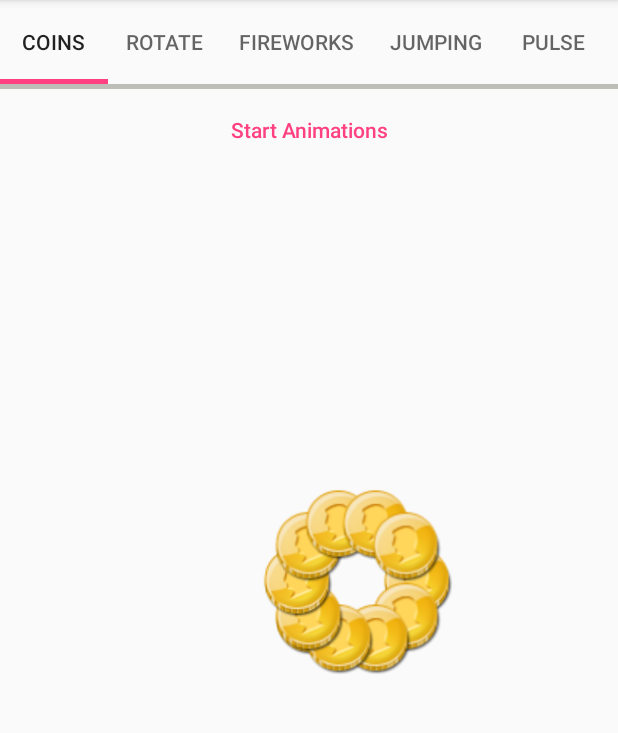
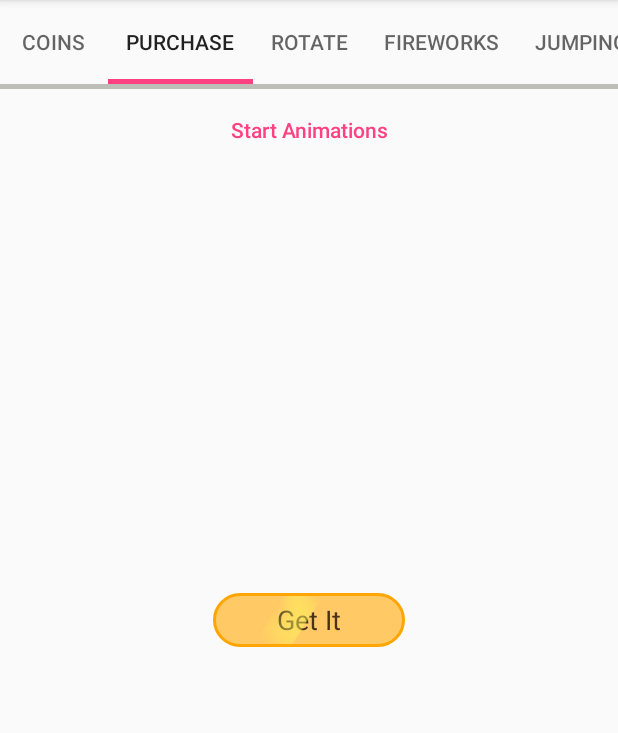
Before and after one commit to graviton57/AnimationExample, an Android app: the screen it shows after launch (MainActivity), after a tap on "Start Animations", on a phone screen of 412 x 824 dp, the part 84-817 px from its top. Run offline under Robolectric (Android 15) with nearby library versions, the phone set to English and light mode, and no system bars.

Commit message:
add animate RayLightLeft

```diff
--- a/app/src/main/java/com/havrylyuk/animationexample/MainActivity.java
+++ b/app/src/main/java/com/havrylyuk/animationexample/MainActivity.java
@@ -52,6 +52,7 @@ public class MainActivity extends AppCompatActivity {
     private void populateData() {
         ArrayList<AnimationItem> data = new ArrayList<>();
         data.add(new AnimationItem(AnimationType.MOVE_COINS,"Coins"));
+        data.add(new AnimationItem(AnimationType.PURCHASE,"Purchase"));
         data.add(new AnimationItem(AnimationType.ROTATE,"Rotate"));
         data.add(new AnimationItem(AnimationType.FIREWORK,"Fireworks"));
         data.add(new AnimationItem(AnimationType.JUMPING,"Jumping"));
--- a/app/src/main/java/com/havrylyuk/animationexample/animation/AnimationsUtil.java
+++ b/app/src/main/java/com/havrylyuk/animationexample/animation/AnimationsUtil.java
@@ -23,10 +23,18 @@ import android.widget.ImageView;
 public class AnimationsUtil {
 
 
-    private static final long SHOW_DELAY_LONG = 500;
+    private static final long SHOW_DURATION_FINGLE = 300;
     private static final long SHOW_DURATION_SHORT = 1200;
+
+    private static final long JUMP_SHOW_DURATION = 400;
     private static final long JUMP_DURATION_TIME = 1200;
+    private static final long JUMP_DURATION_SCALE = 100;
+
+
+    private static final long JUMP_DURATION_RAY = 1500;
+
     private static final long REWARD_TODAY_DURATION = 800;
+
 
     private static int getDisplayHeight(View view) {
         return view.getContext().getResources().getDisplayMetrics().heightPixels;
@@ -53,19 +61,19 @@ public class AnimationsUtil {
 
     public static AnimatorSet jumpOne(final View view) {
         AnimatorSet downSet = new AnimatorSet();
-        downSet.setDuration(100)
+        downSet.setDuration(JUMP_DURATION_SCALE)
                 .playTogether(ObjectAnimator.ofFloat(view, View.SCALE_Y, 1.0f, 0.9f));
         AnimatorSet decompressSet = new AnimatorSet();
-        decompressSet.setDuration(100)
+        decompressSet.setDuration(JUMP_DURATION_SCALE)
                 .playTogether(ObjectAnimator.ofFloat(view, View.SCALE_Y, 0.9f, 1.0f));
         AnimatorSet toNormalSet = new AnimatorSet();
         toNormalSet.setDuration(JUMP_DURATION_TIME)
                 .playTogether(ObjectAnimator.ofFloat(view, View.SCALE_Y, 1.0f, 1.0f));
         AnimatorSet moveUpSet = new AnimatorSet();
-        moveUpSet.setDuration(400)
+        moveUpSet.setDuration(JUMP_SHOW_DURATION)
                 .playTogether(ObjectAnimator.ofFloat(view, "translationY", -8f));
         AnimatorSet moveNormalSet = new AnimatorSet();
-        moveNormalSet.setDuration(400)
+        moveNormalSet.setDuration(JUMP_SHOW_DURATION)
                 .playTogether(ObjectAnimator.ofFloat(view, "translationY", 8f));
         AnimatorSet animatorSet = new AnimatorSet();
         animatorSet.addListener(baseAnimationListener(view));
@@ -86,7 +94,8 @@ public class AnimationsUtil {
         }
     }
 
-    private static void coinsAnimation(final AnimatedImage view, final int delay , final int radius ) {
+    private static void coinsAnimation(final AnimatedImage view, final int delay ,
+                                       final int radius ) {
         double angleInDegrees = delay * 0.36;
         float x = (float) (radius * Math.cos(angleInDegrees * Math.PI / 180F))
                 + getDisplayWight(view)/2 ;
@@ -138,18 +147,16 @@ public class AnimationsUtil {
     }
 
     public static void animateRayLightLeft(final View imageView ) {
-        if (imageView != null) {
             final AnimatorSet set = new AnimatorSet();
             AnimatorSet moveLeftSet = new AnimatorSet(); //move left
             ObjectAnimator move = ObjectAnimator.ofFloat(imageView, View.TRANSLATION_X, -32.0f, 122);
             move.setRepeatCount(ValueAnimator.INFINITE);
             ObjectAnimator hide = ObjectAnimator.ofFloat(imageView, View.ALPHA, 1.0f, 0.3f);//hide
             hide.setRepeatCount(ValueAnimator.INFINITE);
-            moveLeftSet.setDuration(1500).playTogether(move, hide);
+            moveLeftSet.setDuration(JUMP_DURATION_RAY).playTogether(move, hide);
             set.playSequentially(moveLeftSet);
             set.addListener(baseAnimationListener(imageView));
             set.start();
-        }
     }
 
     public static void rotateAnim(final View view) {
@@ -187,11 +194,12 @@ public class AnimationsUtil {
     }
 
     public static void animateFingle(final ImageView imageView) {
-        final ObjectAnimator scalePulse = ObjectAnimator.ofPropertyValuesHolder(imageView,
+        final ObjectAnimator scalePulse =
+                ObjectAnimator.ofPropertyValuesHolder(imageView,
                 PropertyValuesHolder.ofFloat("scaleX", 0.8f),
                 PropertyValuesHolder.ofFloat("scaleY", 0.8f));
         scalePulse.setRepeatCount(ValueAnimator.INFINITE);
-        scalePulse.setDuration(350);
+        scalePulse.setDuration(SHOW_DURATION_FINGLE);
         scalePulse.setRepeatMode(ObjectAnimator.REVERSE);
         scalePulse.addListener(new AnimatorListenerAdapter() {
             @Override
--- a/app/src/main/java/com/havrylyuk/animationexample/fragment/AnimationFragment.java
+++ b/app/src/main/java/com/havrylyuk/animationexample/fragment/AnimationFragment.java
@@ -7,6 +7,9 @@ import android.view.LayoutInflater;
 import android.view.View;
 import android.view.ViewGroup;
 import android.widget.Button;
+import android.widget.FrameLayout;
+import android.widget.ImageView;
+import android.widget.Toast;
 
 import com.havrylyuk.animationexample.animation.AnimatedImage;
 import com.havrylyuk.animationexample.model.AnimationType;
@@ -24,6 +27,8 @@ public class AnimationFragment extends Fragment {
     private static final String ARG_ITEM_ID = "ARG_ITEM_ID";
     private AnimationType animType;
     private  AnimatedImage animateView;
+    private FrameLayout buttonLayout;
+    private ImageView rayLayout;
 
     public static AnimationFragment getInstance(int itemId) {
         Bundle args = new Bundle();
@@ -47,6 +52,16 @@ public class AnimationFragment extends Fragment {
 
     private void initUI (View rootView) {
         animateView = ( AnimatedImage) rootView.findViewById(R.id.animate_image);
+        buttonLayout = (FrameLayout) rootView.findViewById(R.id.get_it_layout);
+        rayLayout = (ImageView) rootView.findViewById(R.id.blink_image);
+        if (buttonLayout != null) {
+            buttonLayout.setOnClickListener(new View.OnClickListener() {
+                @Override
+                public void onClick(View v) {
+                    Toast.makeText(getActivity(), "Thank you for your purchase", Toast.LENGTH_SHORT).show();
+                }
+            });
+        }
         Button startButton = (Button) rootView.findViewById(R.id.start_button);
         if (startButton != null) {
             startButton.setOnClickListener(new View.OnClickListener() {
@@ -63,20 +78,23 @@ public class AnimationFragment extends Fragment {
     private void prepareViews() {
         switch (animType) {
             case MOVE_COINS:
-                animateView.setImageResource(R.drawable.gold_coin_single);
+                animateView.setImageResource(R.drawable.icon_coin);
                 break;
             case FIREWORK:
                 animateView.setImageResource(R.drawable.image_fireworks);
                 animateView.setVisibility(View.GONE);
                 break;
             case ROTATE:
-                animateView.setImageResource(R.drawable.sync);
+                animateView.setImageResource(R.drawable.icon_sync);
                 break;
             case JUMPING:
-                animateView.setImageResource(R.drawable.heart);
+                animateView.setImageResource(R.drawable.icon_heart);
                 break;
             case PULSE:
                 animateView.setImageResource(R.drawable.icon_fingle);
+                break;
+            case PURCHASE:
+                buttonLayout.setVisibility(View.VISIBLE);
                 break;
         }
     }
@@ -98,6 +116,10 @@ public class AnimationFragment extends Fragment {
             case PULSE:
                 AnimationsUtil.animateFingle(animateView);
                 break;
+            case PURCHASE:
+                if (rayLayout!=null) rayLayout.setVisibility(View.VISIBLE);
+                AnimationsUtil.animateRayLightLeft(rayLayout);
+                break;
         }
     }
 
--- a/app/src/main/java/com/havrylyuk/animationexample/model/AnimationType.java
+++ b/app/src/main/java/com/havrylyuk/animationexample/model/AnimationType.java
@@ -10,5 +10,6 @@ public enum AnimationType {
     ROTATE,
     JUMPING,
     FIREWORK,
-    PULSE
+    PULSE,
+    PURCHASE
 }
--- /dev/null
+++ b/app/src/main/res/drawable/button_orange.xml
@@ -0,0 +1,6 @@
+<?xml version="1.0" encoding="utf-8"?>
+<selector xmlns:android="http://schemas.android.com/apk/res/android">
+<item android:state_pressed="true"
+    android:drawable="@drawable/button_orange_press" /> <!-- pressed -->
+<item android:drawable="@drawable/button_orange_def" /> <!-- default -->
+</selector>
--- /dev/null
+++ b/app/src/main/res/drawable/button_orange_def.xml
@@ -0,0 +1,16 @@
+<?xml version="1.0" encoding="utf-8"?>
+
+<shape xmlns:android="http://schemas.android.com/apk/res/android" >
+
+    <solid android:color="@color/orange_medium" />
+
+    <stroke
+        android:width="2dp"
+        android:color="@color/orange_dark" />
+    <corners
+            android:bottomLeftRadius="20dp"
+            android:bottomRightRadius="20dp"
+            android:topLeftRadius="20dp"
+            android:topRightRadius="20dp" />
+
+</shape>
--- /dev/null
+++ b/app/src/main/res/drawable/button_orange_press.xml
@@ -0,0 +1,16 @@
+<?xml version="1.0" encoding="utf-8"?>
+
+<shape xmlns:android="http://schemas.android.com/apk/res/android" >
+
+    <solid android:color="@color/orange_press" />
+
+    <stroke
+        android:width="2dp"
+        android:color="@color/orange_medium" />
+    <corners
+            android:bottomLeftRadius="20dp"
+            android:bottomRightRadius="20dp"
+            android:topLeftRadius="20dp"
+            android:topRightRadius="20dp" />
+
+</shape>
--- a/app/src/main/res/layout/fragment_animation.xml
+++ b/app/src/main/res/layout/fragment_animation.xml
@@ -33,4 +33,37 @@
         android:layout_width="wrap_content"
         android:layout_height="wrap_content" />
 
+    <FrameLayout
+        android:id="@+id/get_it_layout"
+        android:visibility="gone"
+        android:layout_width="@dimen/get_it_button_width"
+        android:layout_height="@dimen/get_it_button_height"
+        android:gravity="center"
+        android:layout_centerInParent="true"
+        android:clickable="true"
+        android:background="@drawable/button_orange"
+        android:foregroundGravity="center_vertical">
+
+        <TextView
+            android:text="@string/get_it"
+            android:gravity="center"
+            style="@style/Base.TextAppearance.AppCompat.Medium"
+            android:fontFamily="sans-serif"
+            android:textColor="@color/dark_brown"
+            android:layout_width="match_parent"
+            android:layout_height="match_parent" />
+
+        <ImageView
+            android:id="@+id/blink_image"
+            android:layout_width="wrap_content"
+            android:layout_height="wrap_content"
+            android:paddingBottom="2dp"
+            android:paddingTop="2dp"
+            android:scaleType="fitCenter"
+            android:src="@drawable/image_blink_yellow"
+            android:visibility="gone"
+            android:contentDescription="@string/animate_image" />
+
+    </FrameLayout>
+
 </RelativeLayout>
--- a/app/src/main/res/values/colors.xml
+++ b/app/src/main/res/values/colors.xml
@@ -3,4 +3,10 @@
     <color name="colorPrimary"    >#3F51B5</color>
     <color name="colorPrimaryDark">#303F9F</color>
     <color name="colorAccent"     >#FF4081</color>
+
+    <color name="orange_medium"   >#ffc966</color>
+    <color name="orange_dark"     >#ffa500</color>
+    <color name="orange_press"    >#cc8400</color>
+
+    <color name="dark_brown"      >#49311c</color>
 </resources>
--- a/app/src/main/res/values/dimens.xml
+++ b/app/src/main/res/values/dimens.xml
@@ -1,3 +1,5 @@
 <resources>
     <dimen name="image_margin">16dp</dimen>
+    <dimen name="get_it_button_width">128dp</dimen>
+    <dimen name="get_it_button_height">36dp</dimen>
 </resources>
--- a/app/src/main/res/values/strings.xml
+++ b/app/src/main/res/values/strings.xml
@@ -3,4 +3,5 @@
     <string name="action_about">About</string>
     <string name="start_animations">Start Animations</string>
     <string name="animate_image">Animated image</string>
+    <string name="get_it">Get It</string>
 </resources>
```
Also changed, not shown: app/src/main/res/drawable/icon_coin.png (renamed from app/src/main/res/drawable/gold_coin_single.png), app/src/main/res/drawable/icon_heart.png (renamed from app/src/main/res/drawable/heart.png), app/src/main/res/drawable/icon_sync.png (renamed from app/src/main/res/drawable/sync.png), app/src/main/res/drawable/image_blink_yellow.png (added), app/src/main/res/drawable/image_rotate_blink.png (renamed from app/src/main/res/drawable/rotate_blink.png).
